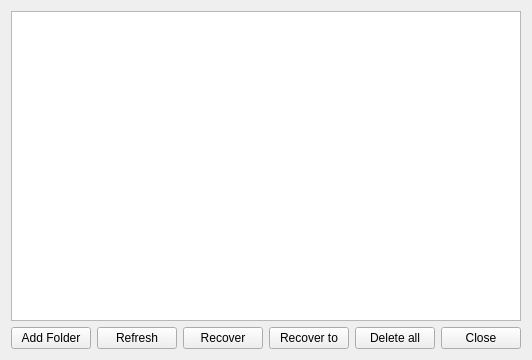
Old version of the form SandboxiePlus/SandMan/Forms/RecoveryWindow.ui in the repository sandboxie-plus/Sandboxie.
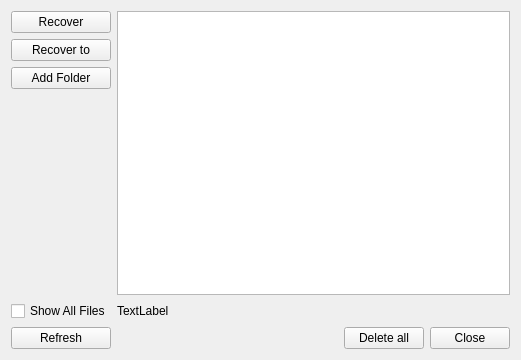
New version of the form.

Patch:
```diff
--- a/SandboxiePlus/SandMan/Forms/RecoveryWindow.ui
+++ b/SandboxiePlus/SandMan/Forms/RecoveryWindow.ui
@@ -36,81 +36,91 @@
     <layout class="QVBoxLayout" name="verticalLayout">
      <item>
       <layout class="QGridLayout" name="gridLayout">
-       <item row="0" column="0">
-        <widget class="QTreeView" name="treeFiles"/>
+       <item row="5" column="1">
+        <spacer name="horizontalSpacer_2">
+         <property name="orientation">
+          <enum>Qt::Horizontal</enum>
+         </property>
+         <property name="sizeHint" stdset="0">
+          <size>
+           <width>40</width>
+           <height>20</height>
+          </size>
+         </property>
+        </spacer>
        </item>
-       <item row="3" column="0">
-        <layout class="QHBoxLayout" name="horizontalLayout">
-         <item>
+       <item row="5" column="3">
+        <widget class="QPushButton" name="btnClose">
+         <property name="text">
+          <string>Close</string>
+         </property>
+        </widget>
+       </item>
+       <item row="1" column="0">
+        <widget class="QPushButton" name="btnRecoverTo">
+         <property name="text">
+          <string>Recover to</string>
+         </property>
+        </widget>
+       </item>
+       <item row="2" column="0">
           <widget class="QPushButton" name="btnAddFolder">
            <property name="text">
             <string>Add Folder</string>
            </property>
           </widget>
          </item>
-         <item>
-          <widget class="QPushButton" name="btnRefresh">
-           <property name="text">
-            <string>Refresh</string>
-           </property>
-          </widget>
-         </item>
-         <item>
-          <spacer name="horizontalSpacer">
-           <property name="orientation">
-            <enum>Qt::Horizontal</enum>
-           </property>
-           <property name="sizeHint" stdset="0">
-            <size>
-             <width>40</width>
-             <height>20</height>
-            </size>
-           </property>
-          </spacer>
-         </item>
-         <item>
+       <item row="0" column="0">
           <widget class="QPushButton" name="btnRecover">
            <property name="text">
             <string>Recover</string>
            </property>
           </widget>
          </item>
-         <item>
-          <widget class="QPushButton" name="btnRecoverTo">
-           <property name="text">
-            <string>Recover to</string>
-           </property>
-          </widget>
-         </item>
-         <item>
-          <spacer name="horizontalSpacer_2">
+       <item row="3" column="0">
+        <spacer name="verticalSpacer">
            <property name="orientation">
-            <enum>Qt::Horizontal</enum>
+          <enum>Qt::Vertical</enum>
            </property>
            <property name="sizeHint" stdset="0">
             <size>
-             <width>40</width>
-             <height>20</height>
+           <width>20</width>
+           <height>40</height>
             </size>
            </property>
           </spacer>
          </item>
-         <item>
+       <item row="5" column="0">
+        <widget class="QPushButton" name="btnRefresh">
+         <property name="text">
+          <string>Refresh</string>
+         </property>
+        </widget>
+       </item>
+       <item row="5" column="2">
           <widget class="QPushButton" name="btnDeleteAll">
            <property name="text">
             <string>Delete all</string>
            </property>
           </widget>
          </item>
-         <item>
-          <widget class="QPushButton" name="btnClose">
+       <item row="4" column="0">
+        <widget class="QCheckBox" name="chkShowAll">
            <property name="text">
-            <string>Close</string>
+          <string>Show All Files</string>
            </property>
           </widget>
          </item>
-        </layout>
+       <item row="0" column="1" rowspan="4" colspan="3">
+        <widget class="QTreeView" name="treeFiles"/>
        </item>
+       <item row="4" column="1" colspan="3">
+        <widget class="QLabel" name="lblInfo">
+         <property name="text">
+          <string>TextLabel</string>
+         </property>
+        </widget>
+       </item>
       </layout>
      </item>
     </layout>
```
Left out of the diff: 10 changed lines with no effect on the pictures. Lines whose indentation alone changed are shown as unchanged.
